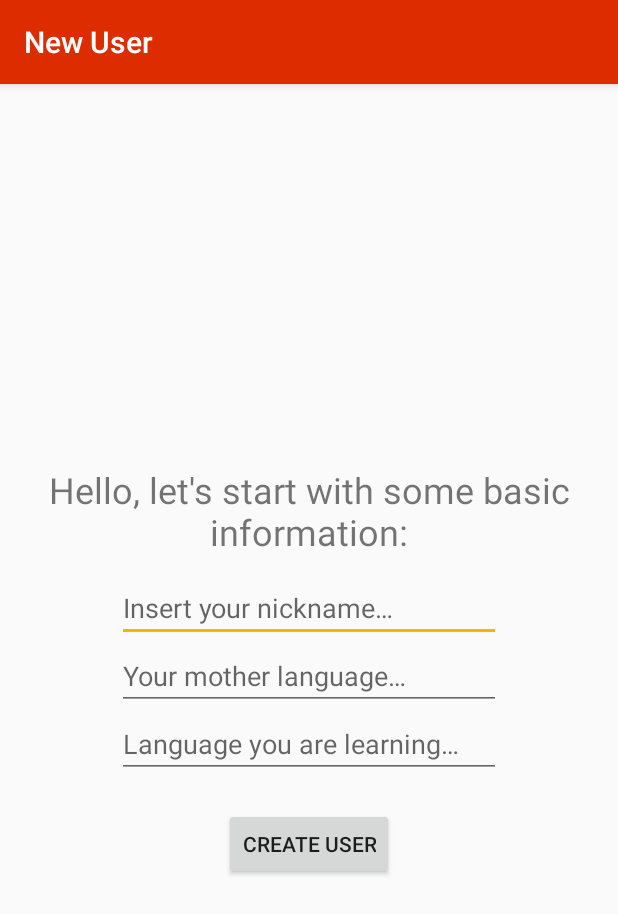
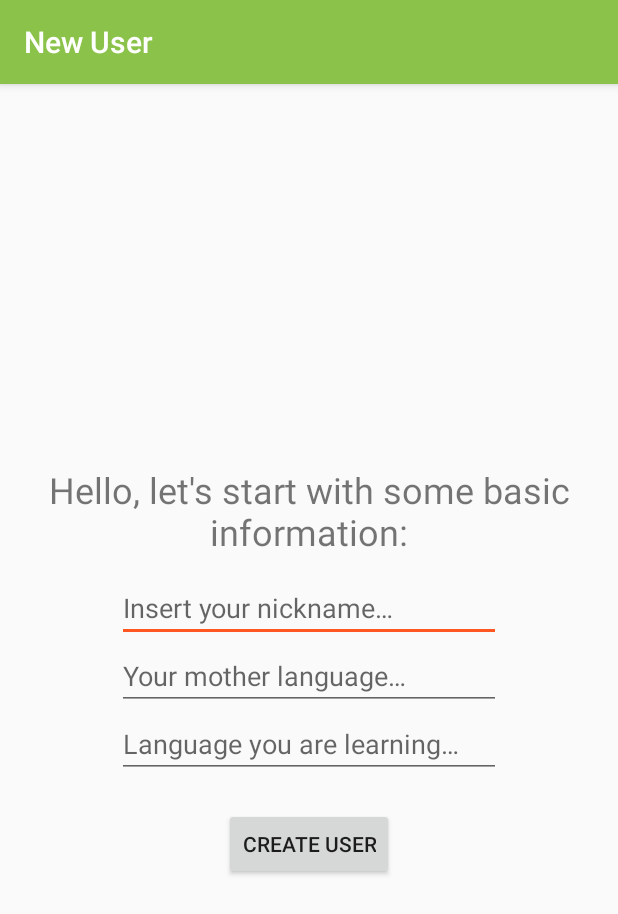
Before and after one commit to rickystream94/personal_data_interaction, an Android app: the screen it shows after launch (NewUserActivity), on a phone screen of 412 x 824 dp. Shown: the top 914 px of the screen. Run offline under Robolectric (Android 15) with nearby library versions, the phone set to English and light mode, and no system bars; libraries missing offline, so code that uses them is left out: jp.wasabeef.recyclerview; 1 statement that could not run was skipped.

Commit message:
Updated color theme

```diff
--- a/Final_Project/Phrasebook/app/src/main/res/layout/challenge_card.xml
+++ b/Final_Project/Phrasebook/app/src/main/res/layout/challenge_card.xml
@@ -6,7 +6,7 @@
     android:layout_width="match_parent"
     android:layout_height="300dp"
     android:layout_margin="5dp"
-    card_view:cardBackgroundColor="@color/colorChallengeCard"
+    card_view:cardBackgroundColor="@color/primary_light"
     card_view:cardCornerRadius="4dp">
 
     <RelativeLayout
--- a/Final_Project/Phrasebook/app/src/main/res/values/colors.xml
+++ b/Final_Project/Phrasebook/app/src/main/res/values/colors.xml
@@ -1,8 +1,5 @@
 <?xml version="1.0" encoding="utf-8"?>
 <resources>
-    <color name="colorPrimary">#dd2c00</color>
-    <color name="colorPrimaryDark">#bf360c</color>
-    <color name="colorAccent">#ffb300</color>
     <color name="colorChallengeCard">#ffe5cc</color>
     <color name="correctAnswer">#4dff4d</color>
     <color name="wrongAnser">#ff3333</color>
@@ -10,4 +7,12 @@
     <color name="pieChartWon">#53ff1a</color>
     <color name="pieChartArchived">#33adff</color>
     <color name="pieChartToStudy">#ffbf80</color>
+    <color name="colorPrimary">#8BC34A</color>
+    <color name="colorPrimaryDark">#689F38</color>
+    <color name="primary_light">#DCEDC8</color>
+    <color name="colorAccent">#FF5722</color>
+    <color name="primary_text">#212121</color>
+    <color name="secondary_text">#757575</color>
+    <color name="icons">#212121</color>
+    <color name="divider">#BDBDBD</color>
 </resources>
```
